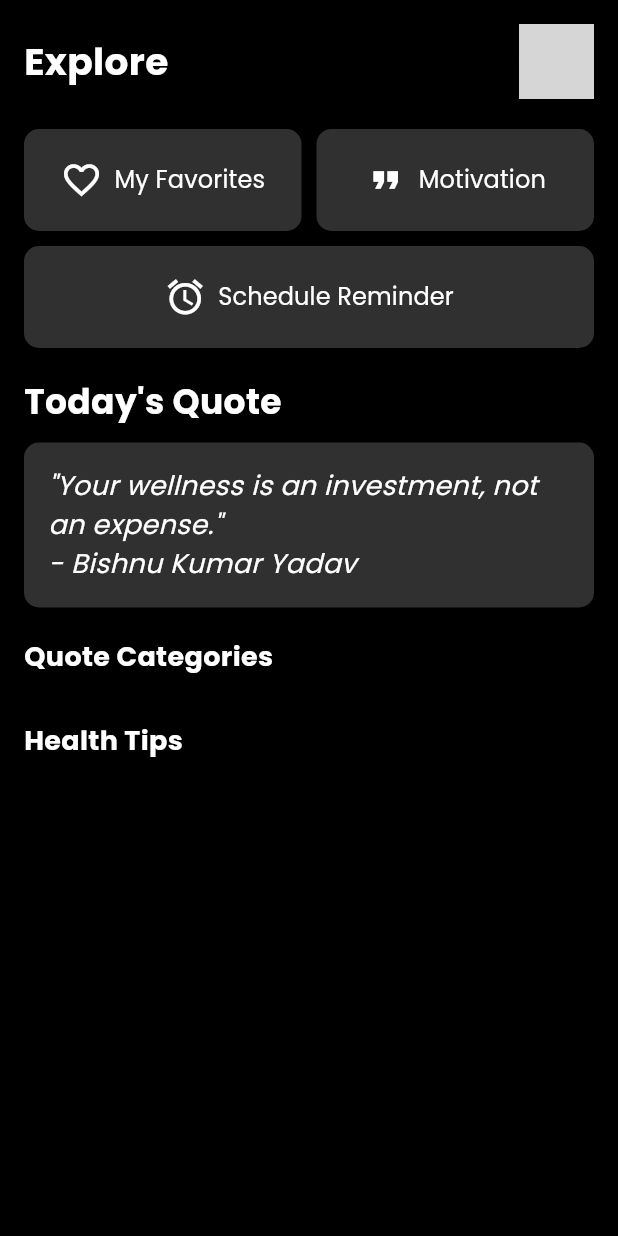
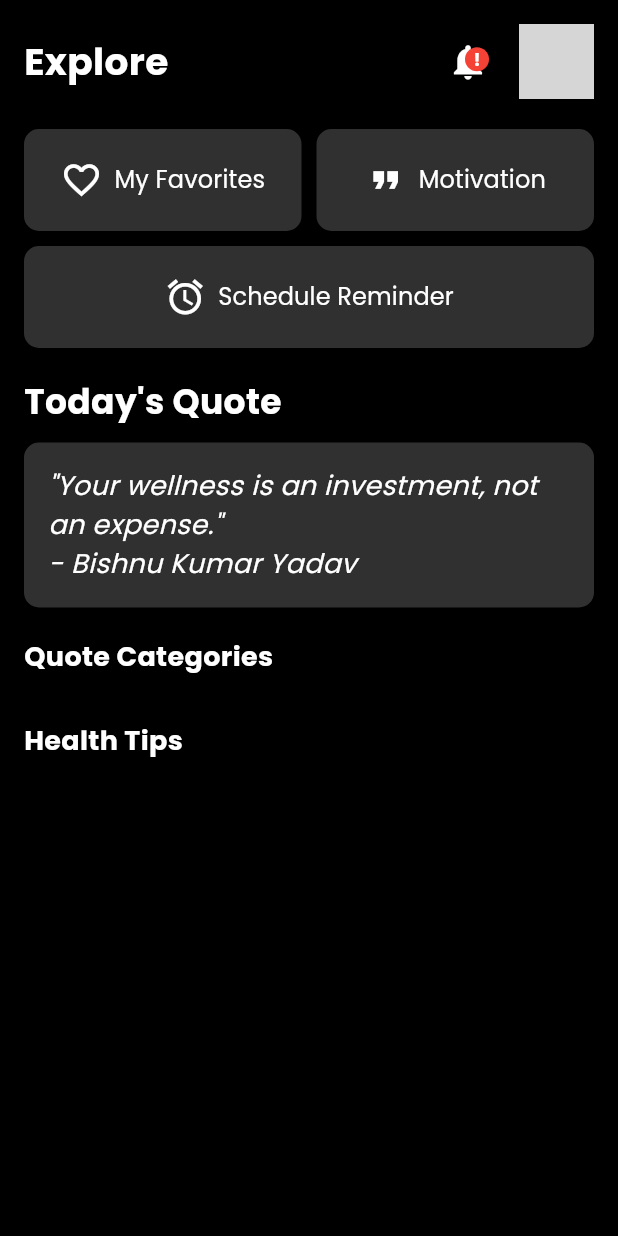
Before and after one commit to Bishnuu72/Flutter-Projects, a Flutter app: the DashboardScreen screen opened by its route, on a phone screen of 412 x 824 dp. Run offline on Flutter 3.47's test engine with Material 3 defaults, Android fonts, the phone set to English and light mode, and no system bars; our stand-ins replace awesome_dialog, cloud_firestore, dio, firebase_auth, firebase_core, firebase_messaging and 6 more; accounts and stored records are empty; network calls fail; grey boxes are pictures that could not be loaded.

```diff
--- a/lib/core/route_config/route_config.dart
+++ b/lib/core/route_config/route_config.dart
@@ -14,6 +14,7 @@ import 'package:manshi/screens/auth_screens/forgot_password_screen.dart';
 import 'package:manshi/screens/dashboard_screen.dart';
 import 'package:manshi/screens/login_screen.dart';
 import 'package:manshi/screens/preference_selection.dart';
+import 'package:manshi/screens/product/notification_screen.dart';
 import 'package:manshi/screens/product/product_screen.dart';
 import 'package:manshi/screens/profile_screen.dart';
 import 'package:manshi/screens/quotes_detail_screen.dart';
@@ -97,6 +98,9 @@ class RouteConfig {
       case RoutesName.reminderScreen:
         return MaterialPageRoute(builder: (_) => const ReminderScreen());
 
+      case RoutesName.notificationScreen:
+        return MaterialPageRoute(builder: (_) => const NotificationScreen());
+
       case RoutesName.defaultScreen:
       default:
         return MaterialPageRoute(builder: (_) => const LoginScreen());
--- a/lib/core/route_config/routes_name.dart
+++ b/lib/core/route_config/routes_name.dart
@@ -27,4 +27,5 @@ class RoutesName {
   static const String preferenceListScreen = '/preference_list_screen';
   static const String adminInitScreen = '/admin_init_screen';
   static const String reminderScreen = '/reminder_screen';
+  static const String notificationScreen = '/notification_screen';
 }
--- a/lib/screens/dashboard_screen.dart
+++ b/lib/screens/dashboard_screen.dart
@@ -19,6 +19,9 @@ class _DashboardScreenState extends State<DashboardScreen> {
   UserModel? currentUser;
   bool isLoading = true;
 
+  // Notification state
+  bool hasUnreadNotifications = false;
+
   // Quotes
   List<CategoryModel> quoteCategories = [];
   String? selectedQuoteCategoryId;
@@ -33,6 +36,7 @@ class _DashboardScreenState extends State<DashboardScreen> {
   void initState() {
     super.initState();
     loadDashboardData();
+    checkUnreadNotifications();
   }
 
   Future<void> loadDashboardData() async {
@@ -64,7 +68,7 @@ class _DashboardScreenState extends State<DashboardScreen> {
         });
       }
     } catch (e) {
-      // Handle or log error
+      debugPrint("Error loading dashboard data: $e");
     } finally {
       setState(() {
         isLoading = false;
@@ -72,8 +76,15 @@ class _DashboardScreenState extends State<DashboardScreen> {
     }
   }
 
-  // We don't need loadQuotesByCategory and loadHealthTipsByCategory here
-  // because navigation will happen instead of loading data on this screen.
+  Future<void> checkUnreadNotifications() async {
+    // TODO: Implement your actual logic to check unread notifications,
+    // for example, query Firestore or listen to notifications collection
+    // This example simulates a delay and sets unread = true
+    await Future.delayed(const Duration(seconds: 1));
+    setState(() {
+      hasUnreadNotifications = true; // set to false when no unread notifications
+    });
+  }
 
   Widget buildCategoryChips(
       List<CategoryModel> categories,
@@ -219,6 +230,7 @@ class _DashboardScreenState extends State<DashboardScreen> {
           child: Column(
             crossAxisAlignment: CrossAxisAlignment.start,
             children: [
+              // Top bar with title, notifications icon + badge, and profile avatar
               Row(
                 mainAxisAlignment: MainAxisAlignment.spaceBetween,
                 children: [
@@ -230,6 +242,45 @@ class _DashboardScreenState extends State<DashboardScreen> {
                       fontWeight: FontWeight.w700,
                     ),
                   ),
+                  Row(
+                    children: [
+                      IconButton(
+                        icon: Stack(
+                          children: [
+                            const Icon(Icons.notifications, size: 28, color: Colors.white),
+                            if (hasUnreadNotifications)
+                              Positioned(
+                                right: 0,
+                                top: 0,
+                                child: Container(
+                                  padding: const EdgeInsets.all(4),
+                                  decoration: const BoxDecoration(
+                                    color: Colors.red,
+                                    shape: BoxShape.circle,
+                                  ),
+                                  constraints: const BoxConstraints(
+                                    minWidth: 16,
+                                    minHeight: 16,
+                                  ),
+                                  child: const Center(
+                                    child: Text(
+                                      '!',
+                                      style: TextStyle(
+                                        color: Colors.white,
+                                        fontSize: 12,
+                                        fontWeight: FontWeight.bold,
+                                      ),
+                                    ),
+                                  ),
+                                ),
+                              ),
+                          ],
+                        ),
+                        onPressed: () {
+                          Navigator.pushNamed(context, RoutesName.notificationScreen);
+                        },
+                      ),
+                      const SizedBox(width: 10),
                       GestureDetector(
                         onTap: () {
                           Navigator.pushNamed(context, RoutesName.profileScreen);
@@ -249,9 +300,12 @@ class _DashboardScreenState extends State<DashboardScreen> {
                             style: const TextStyle(
                               fontSize: 20,
                               fontWeight: FontWeight.bold,
-                            color: Colors.black),
+                              color: Colors.black,
                             ),
                           ),
+                        ),
+                      ),
+                    ],
                   )
                 ],
               ),
--- a/lib/screens/motivation_screen.dart
+++ b/lib/screens/motivation_screen.dart
@@ -27,7 +27,7 @@ class _MotivationScreenState extends State<MotivationScreen> {
     // Read navigation arguments only once
     final args = ModalRoute.of(context)?.settings.arguments as Map<String, dynamic>?;
     if (args != null) {
-      selectedCategoryName = args['categoryId'] as String?;
+      selectedCategoryName = args['categoryName'] as String?;
     }
 
     loadQuotes();
--- a/pubspec.yaml
+++ b/pubspec.yaml
@@ -51,6 +51,7 @@ dependencies:
   firebase_messaging: ^15.2.10
   flutter_local_notifications: ^19.3.1
   timezone: ^0.10.1
+  intl: ^0.18.1
 
 dev_dependencies:
   flutter_test:
```
Also changed, not shown: lib/screens/product/notification_screen.dart (added, +111 -0 lines), lib/services/firestore_service.dart (+11 -1 lines), pubspec.lock. Lines whose indentation alone changed are shown as unchanged.
